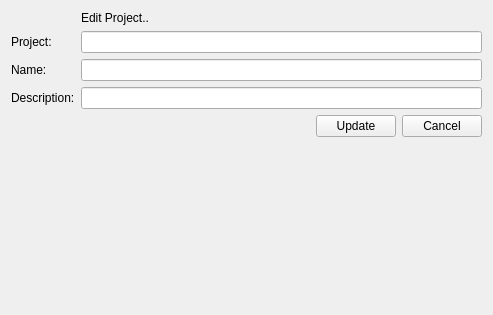
The window that examples/demo/crm/client/editProject.ui (Wolframe/Wolframe) describes before a commit, drawn with Qt 5.
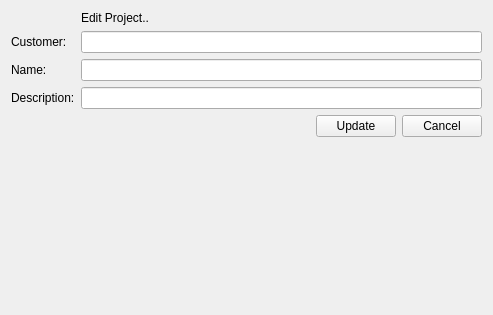
The same window after the commit.

```diff
--- a/examples/demo/crm/client/editProject.ui
+++ b/examples/demo/crm/client/editProject.ui
@@ -56,7 +56,7 @@
    <item row="1" column="0">
     <widget class="QLabel" name="label_name">
      <property name="text">
-      <string>Project:</string>
+      <string>Customer:</string>
      </property>
      <property name="buddy">
       <cstring>projectid</cstring>
```
Left out of the diff: 16 changed lines with no effect on the pictures.
